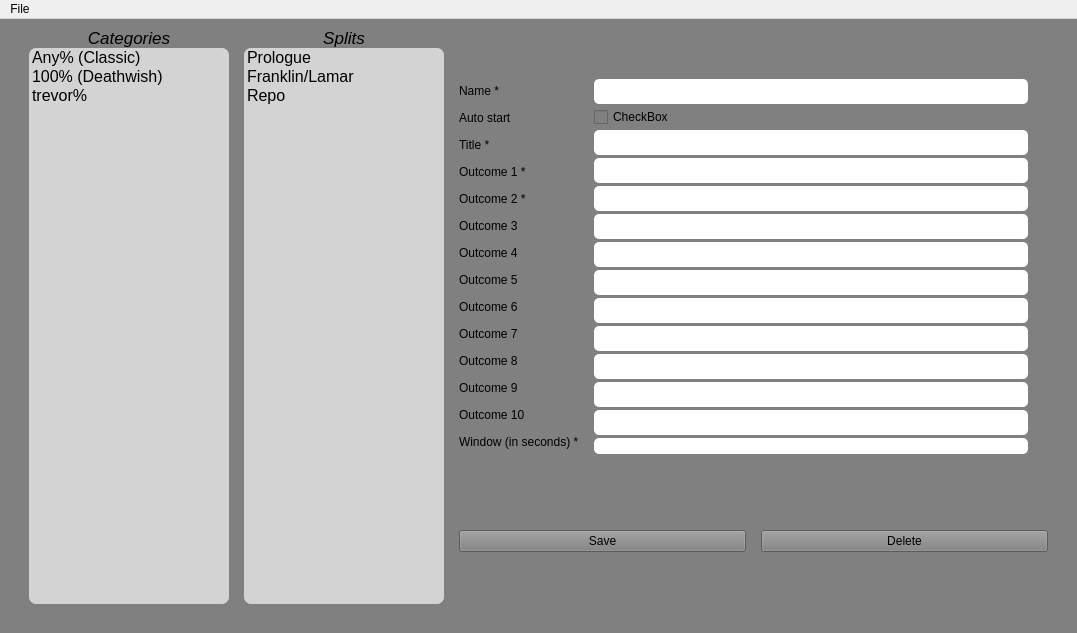
Before: the Qt Designer form ui/manager.ui in rayer456/electrobot, drawn with Qt 5.
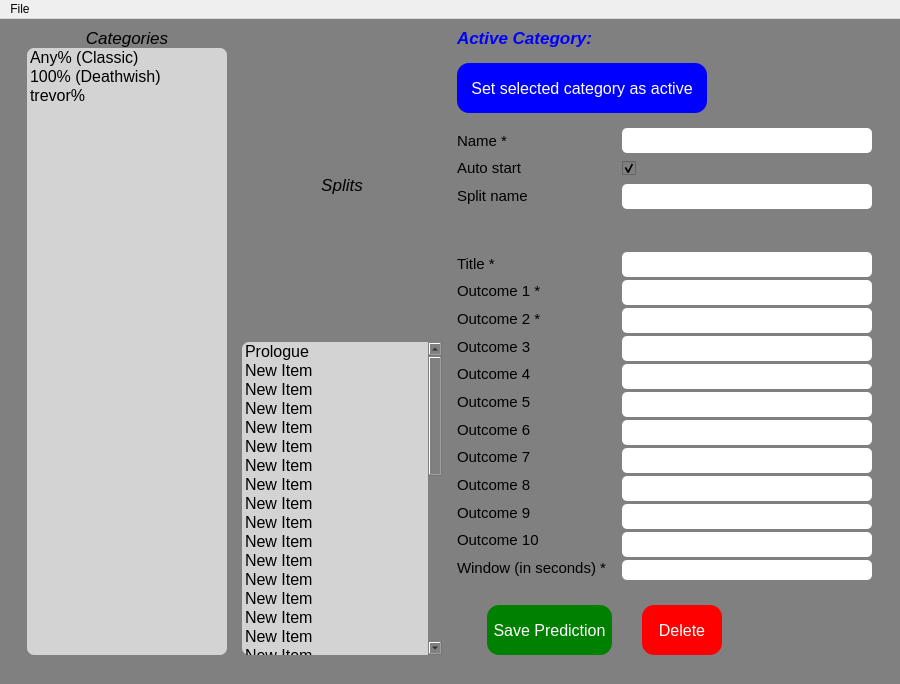
After: the same form once the commit is applied.

Commit message: added buttons and minor styling

What changed in the file:
```diff
--- a/ui/manager.ui
+++ b/ui/manager.ui
@@ -6,14 +6,44 @@
    <rect>
     <x>0</x>
     <y>0</y>
-    <width>1077</width>
-    <height>633</height>
+    <width>900</width>
+    <height>650</height>
    </rect>
   </property>
+  <property name="sizePolicy">
+   <sizepolicy hsizetype="Maximum" vsizetype="Fixed">
+    <horstretch>0</horstretch>
+    <verstretch>0</verstretch>
+   </sizepolicy>
+  </property>
+  <property name="minimumSize">
+   <size>
+    <width>700</width>
+    <height>0</height>
+   </size>
+  </property>
+  <property name="maximumSize">
+   <size>
+    <width>1100</width>
+    <height>700</height>
+   </size>
+  </property>
+  <property name="baseSize">
+   <size>
+    <width>0</width>
+    <height>0</height>
+   </size>
+  </property>
   <property name="windowTitle">
    <string>MainWindow</string>
   </property>
   <widget class="QWidget" name="centralwidget">
+   <property name="sizePolicy">
+    <sizepolicy hsizetype="Fixed" vsizetype="Fixed">
+     <horstretch>0</horstretch>
+     <verstretch>0</verstretch>
+    </sizepolicy>
+   </property>
    <property name="styleSheet">
     <string notr="true">QWidget {
 	background-color: grey;
@@ -23,22 +53,61 @@
 	background-color: white;
 	width: 100px;
 	border-radius: 5px
+}
+
+#saveButton {
+	background-color: green;
+	color: white;
+	width: 100px;
+	border-radius: 12px
+}
+
+#deleteButton {
+	background-color: red;
+	color: white;
+	width: 100px;
+	border-radius: 12px
+}
+
+#saveButton:hover {
+	color: white;
+	font-weight: bold;
+}
+
+#deleteButton:hover {
+	color: white;
+	font-weight: bold;
+}
+
+#setActiveButton {
+	background-color: blue;
+	color: white;
+	width: 100px;
+	border-radius: 12px
+}
+
+#setActiveButton:hover {
+	color: white;
+	font-weight: bold;
 }</string>
    </property>
    <layout class="QGridLayout" name="gridLayout">
+    <property name="horizontalSpacing">
+     <number>6</number>
+    </property>
     <item row="0" column="2">
-     <layout class="QHBoxLayout" name="mainLayout">
+     <layout class="QHBoxLayout" name="mainLayout" stretch="0,0,0">
       <property name="spacing">
        <number>15</number>
       </property>
       <property name="leftMargin">
-       <number>20</number>
+       <number>0</number>
       </property>
       <property name="topMargin">
        <number>0</number>
       </property>
       <property name="rightMargin">
-       <number>20</number>
+       <number>0</number>
       </property>
       <property name="bottomMargin">
        <number>20</number>
@@ -53,6 +122,12 @@
         </property>
         <item>
          <widget class="QLabel" name="categoriesLabel">
+          <property name="sizePolicy">
+           <sizepolicy hsizetype="Preferred" vsizetype="Preferred">
+            <horstretch>0</horstretch>
+            <verstretch>0</verstretch>
+           </sizepolicy>
+          </property>
           <property name="font">
            <font>
             <pointsize>13</pointsize>
@@ -83,7 +158,7 @@
         <item>
          <widget class="QListWidget" name="categoryList">
           <property name="sizePolicy">
-           <sizepolicy hsizetype="Expanding" vsizetype="Expanding">
+           <sizepolicy hsizetype="Fixed" vsizetype="Expanding">
             <horstretch>0</horstretch>
             <verstretch>0</verstretch>
            </sizepolicy>
@@ -103,8 +178,19 @@
           <property name="font">
            <font>
             <pointsize>12</pointsize>
+            <bold>false</bold>
+            <kerning>true</kerning>
            </font>
           </property>
+          <property name="cursor" stdset="0">
+           <cursorShape>ArrowCursor</cursorShape>
+          </property>
+          <property name="mouseTracking">
+           <bool>false</bool>
+          </property>
+          <property name="layoutDirection">
+           <enum>Qt::LeftToRight</enum>
+          </property>
           <property name="styleSheet">
            <string notr="true">QListWidget {
 	background-color: lightgrey;
@@ -112,9 +198,9 @@
 	border-radius: 7px;
 }
 
-QListWidget:item:selected {
-	color: rgb(66,66,66);
-	background-color: rgb(89, 197, 255);
+QListWidget::item:selected {
+	background-color: rgb(71, 29, 93);
+	color: white;
 }
 
 QListWidget:item:hover {
@@ -129,6 +215,24 @@
           <property name="sizeAdjustPolicy">
            <enum>QAbstractScrollArea::AdjustToContents</enum>
           </property>
+          <property name="editTriggers">
+           <set>QAbstractItemView::DoubleClicked|QAbstractItemView::EditKeyPressed|QAbstractItemView::SelectedClicked</set>
+          </property>
+          <property name="alternatingRowColors">
+           <bool>false</bool>
+          </property>
+          <property name="selectionMode">
+           <enum>QAbstractItemView::SingleSelection</enum>
+          </property>
+          <property name="selectionBehavior">
+           <enum>QAbstractItemView::SelectRows</enum>
+          </property>
+          <property name="viewMode">
+           <enum>QListView::ListMode</enum>
+          </property>
+          <property name="selectionRectVisible">
+           <bool>false</bool>
+          </property>
           <item>
            <property name="text">
             <string>Any% (Classic)</string>
@@ -188,7 +292,7 @@
         <item>
          <widget class="QListWidget" name="splitList">
           <property name="sizePolicy">
-           <sizepolicy hsizetype="Expanding" vsizetype="Expanding">
+           <sizepolicy hsizetype="Fixed" vsizetype="Maximum">
             <horstretch>0</horstretch>
             <verstretch>0</verstretch>
            </sizepolicy>
@@ -202,12 +306,14 @@
           <property name="maximumSize">
            <size>
             <width>200</width>
-            <height>16777215</height>
+            <height>600</height>
            </size>
           </property>
           <property name="font">
            <font>
             <pointsize>12</pointsize>
+            <bold>false</bold>
+            <kerning>true</kerning>
            </font>
           </property>
           <property name="styleSheet">
@@ -217,9 +323,9 @@
 	border-radius: 7px;
 }
 
-QListWidget:item:selected {
-	color: rgb(66,66,66);
-	background-color: rgb(89, 197, 255);
+QListWidget::item:selected {
+	color: white;
+	background-color: rgb(71, 29, 93);
 }
 
 QListWidget:item:hover {
@@ -230,6 +336,12 @@
           <property name="sizeAdjustPolicy">
            <enum>QAbstractScrollArea::AdjustToContents</enum>
           </property>
+          <property name="editTriggers">
+           <set>QAbstractItemView::DoubleClicked|QAbstractItemView::EditKeyPressed|QAbstractItemView::SelectedClicked</set>
+          </property>
+          <property name="alternatingRowColors">
+           <bool>false</bool>
+          </property>
           <property name="selectionMode">
            <enum>QAbstractItemView::SingleSelection</enum>
           </property>
@@ -241,6 +353,101 @@
             <string>Prologue</string>
            </property>
           </item>
+          <item>
+           <property name="text">
+            <string>New Item</string>
+           </property>
+          </item>
+          <item>
+           <property name="text">
+            <string>New Item</string>
+           </property>
+          </item>
+          <item>
+           <property name="text">
+            <string>New Item</string>
+           </property>
+          </item>
+          <item>
+           <property name="text">
+            <string>New Item</string>
+           </property>
+          </item>
+          <item>
+           <property name="text">
+            <string>New Item</string>
+           </property>
+          </item>
+          <item>
+           <property name="text">
+            <string>New Item</string>
+           </property>
+          </item>
+          <item>
+           <property name="text">
+            <string>New Item</string>
+           </property>
+          </item>
+          <item>
+           <property name="text">
+            <string>New Item</string>
+           </property>
+          </item>
+          <item>
+           <property name="text">
+            <string>New Item</string>
+           </property>
+          </item>
+          <item>
+           <property name="text">
+            <string>New Item</string>
+           </property>
+          </item>
+          <item>
+           <property name="text">
+            <string>New Item</string>
+           </property>
+          </item>
+          <item>
+           <property name="text">
+            <string>New Item</string>
+           </property>
+          </item>
+          <item>
+           <property name="text">
+            <string>New Item</string>
+           </property>
+          </item>
+          <item>
+           <property name="text">
+            <string>New Item</string>
+           </property>
+          </item>
+          <item>
+           <property name="text">
+            <string>New Item</string>
+           </property>
+          </item>
+          <item>
+           <property name="text">
+            <string>New Item</string>
+           </property>
+          </item>
+          <item>
+           <property name="text">
+            <string>New Item</string>
+           </property>
+          </item>
+          <item>
+           <property name="text">
+            <string>New Item</string>
+           </property>
+          </item>
+          <item>
+           <property name="text">
+            <string>New Item</string>
+           </property>
+          </item>
           <item>
            <property name="text">
             <string>Franklin/Lamar</string>
@@ -251,25 +458,164 @@
             <string>Repo</string>
            </property>
           </item>
+          <item>
+           <property name="text">
+            <string>fsadf</string>
+           </property>
+          </item>
+          <item>
+           <property name="text">
+            <string>New Item</string>
+           </property>
+          </item>
+          <item>
+           <property name="text">
+            <string>New Item</string>
+           </property>
+          </item>
+          <item>
+           <property name="text">
+            <string>New Item</string>
+           </property>
+          </item>
+          <item>
+           <property name="text">
+            <string>New Item</string>
+           </property>
+          </item>
+          <item>
+           <property name="text">
+            <string>New Item</string>
+           </property>
+          </item>
+          <item>
+           <property name="text">
+            <string>New Item</string>
+           </property>
+          </item>
+          <item>
+           <property name="text">
+            <string>New Item</string>
+           </property>
+          </item>
+          <item>
+           <property name="text">
+            <string>New Item</string>
+           </property>
+          </item>
+          <item>
+           <property name="text">
+            <string>New Item</string>
+           </property>
+          </item>
+          <item>
+           <property name="text">
+            <string>New Item</string>
+           </property>
+          </item>
+          <item>
+           <property name="text">
+            <string>New Item</string>
+           </property>
+          </item>
+          <item>
+           <property name="text">
+            <string>New Item</string>
+           </property>
+          </item>
+          <item>
+           <property name="text">
+            <string>New Item</string>
+           </property>
+          </item>
+          <item>
+           <property name="text">
+            <string>New Item</string>
+           </property>
+          </item>
+          <item>
+           <property name="text">
+            <string>New Item</string>
+           </property>
+          </item>
          </widget>
         </item>
        </layout>
       </item>
       <item>
        <layout class="QVBoxLayout" name="formWrapperLayout">
+        <property name="topMargin">
+         <number>0</number>
+        </property>
         <property name="rightMargin">
          <number>0</number>
         </property>
         <property name="bottomMargin">
          <number>0</number>
         </property>
+        <item>
+         <widget class="QLabel" name="activeCategory">
+          <property name="font">
+           <font>
+            <pointsize>13</pointsize>
+            <italic>true</italic>
+            <bold>true</bold>
+            <underline>false</underline>
+           </font>
+          </property>
+          <property name="styleSheet">
+           <string notr="true">QLabel {
+	color: blue;
+}</string>
+          </property>
+          <property name="text">
+           <string>Active Category: &lt;Category Name&gt;</string>
+          </property>
+          <property name="wordWrap">
+           <bool>true</bool>
+          </property>
+         </widget>
+        </item>
+        <item>
+         <widget class="QPushButton" name="setActiveButton">
+          <property name="sizePolicy">
+           <sizepolicy hsizetype="Fixed" vsizetype="Fixed">
+            <horstretch>0</horstretch>
+            <verstretch>0</verstretch>
+           </sizepolicy>
+          </property>
+          <property name="minimumSize">
+           <size>
+            <width>250</width>
+            <height>50</height>
+           </size>
+          </property>
+          <property name="maximumSize">
+           <size>
+            <width>250</width>
+            <height>50</height>
+           </size>
+          </property>
+          <property name="font">
+           <font>
+            <pointsize>12</pointsize>
+           </font>
+          </property>
+          <property name="cursor">
+           <cursorShape>PointingHandCursor</cursorShape>
+          </property>
+          <property name="text">
+           <string>Set selected category as active</string>
+          </property>
+         </widget>
+        </item>
         <item>
          <layout class="QHBoxLayout" name="formLayout">
           <property name="leftMargin">
            <number>0</number>
           </property>
           <property name="rightMargin">
-           <number>20</number>
+           <number>0</number>
           </property>
           <property name="bottomMargin">
            <number>10</number>
@@ -287,6 +633,9 @@
             </property>
             <item>
              <widget class="QLabel" name="label_2">
+              <property name="enabled">
+               <bool>true</bool>
+              </property>
               <property name="sizePolicy">
                <sizepolicy hsizetype="Expanding" vsizetype="Preferred">
                 <horstretch>0</horstretch>
@@ -299,6 +648,14 @@
                 <height>16777215</height>
                </size>
               </property>
+              <property name="font">
+               <font>
+                <pointsize>11</pointsize>
+               </font>
+              </property>
+              <property name="toolTip">
+               <string>&lt;html&gt;&lt;head/&gt;&lt;body&gt;&lt;p&gt;This is the name used to start a prediction via Twitch chat.&lt;/p&gt;&lt;p&gt;This name must be unique across all predictions of a certain category.&lt;/p&gt;&lt;/body&gt;&lt;/html&gt;</string>
+              </property>
               <property name="text">
                <string>Name *</string>
               </property>
@@ -306,6 +663,9 @@
             </item>
             <item>
              <widget class="QLabel" name="label">
+              <property name="enabled">
+               <bool>true</bool>
+              </property>
               <property name="sizePolicy">
                <sizepolicy hsizetype="Expanding" vsizetype="Preferred">
                 <horstretch>0</horstretch>
@@ -318,13 +678,55 @@
                 <height>16777215</height>
                </size>
               </property>
+              <property name="font">
+               <font>
+                <pointsize>11</pointsize>
+               </font>
+              </property>
               <property name="text">
                <string>Auto start</string>
               </property>
              </widget>
             </item>
+            <item>
+             <widget class="QLabel" name="label_7">
+              <property name="maximumSize">
+               <size>
+                <width>100</width>
+                <height>16777215</height>
+               </size>
+              </property>
+              <property name="font">
+               <font>
+                <pointsize>11</pointsize>
+               </font>
+              </property>
+              <property name="text">
+               <string>Split name</string>
+              </property>
+             </widget>
+            </item>
+            <item>
+             <spacer name="verticalSpacer_2">
+              <property name="orientation">
+               <enum>Qt::Vertical</enum>
+              </property>
+              <property name="sizeType">
+               <enum>QSizePolicy::Maximum</enum>
+              </property>
+              <property name="sizeHint" stdset="0">
+               <size>
+                <width>20</width>
+                <height>40</height>
+               </size>
+              </property>
+             </spacer>
+            </item>
             <item>
              <widget class="QLabel" name="label_6">
+              <property name="enabled">
+               <bool>true</bool>
+              </property>
               <property name="sizePolicy">
                <sizepolicy hsizetype="Expanding" vsizetype="Preferred">
                 <horstretch>0</horstretch>
@@ -337,6 +739,11 @@
                 <height>16777215</height>
                </size>
               </property>
+              <property name="font">
+               <font>
+                <pointsize>11</pointsize>
+               </font>
+              </property>
               <property name="text">
                <string>Title *</string>
               </property>
@@ -344,6 +751,9 @@
             </item>
             <item>
              <widget class="QLabel" name="label_12">
+              <property name="enabled">
+               <bool>true</bool>
+              </property>
               <property name="sizePolicy">
                <sizepolicy hsizetype="Expanding" vsizetype="Preferred">
                 <horstretch>0</horstretch>
@@ -356,6 +766,11 @@
                 <height>16777215</height>
                </size>
               </property>
+              <property name="font">
+               <font>
+                <pointsize>11</pointsize>
+               </font>
+              </property>
               <property name="text">
                <string>Outcome 1 *</string>
               </property>
@@ -363,6 +778,9 @@
             </item>
             <item>
              <widget class="QLabel" name="label_11">
+              <property name="enabled">
+               <bool>true</bool>
+              </property>
               <property name="sizePolicy">
                <sizepolicy hsizetype="Expanding" vsizetype="Preferred">
                 <horstretch>0</horstretch>
@@ -375,6 +793,11 @@
                 <height>16777215</height>
                </size>
               </property>
+              <property name="font">
+               <font>
+                <pointsize>11</pointsize>
+               </font>
+              </property>
               <property name="text">
                <string>Outcome 2 *</string>
               </property>
@@ -382,6 +805,9 @@
             </item>
             <item>
              <widget class="QLabel" name="label_10">
+              <property name="enabled">
+               <bool>true</bool>
+              </property>
               <property name="sizePolicy">
                <sizepolicy hsizetype="Expanding" vsizetype="Preferred">
                 <horstretch>0</horstretch>
@@ -394,6 +820,11 @@
                 <height>16777215</height>
                </size>
               </property>
+              <property name="font">
+               <font>
+                <pointsize>11</pointsize>
+               </font>
+              </property>
               <property name="text">
                <string>Outcome 3</string>
               </property>
@@ -401,6 +832,9 @@
             </item>
             <item>
              <widget class="QLabel" name="label_9">
+              <property name="enabled">
+               <bool>true</bool>
+              </property>
               <property name="sizePolicy">
                <sizepolicy hsizetype="Expanding" vsizetype="Preferred">
                 <horstretch>0</horstretch>
@@ -413,6 +847,11 @@
                 <height>16777215</height>
                </size>
               </property>
+              <property name="font">
+               <font>
+                <pointsize>11</pointsize>
+               </font>
+              </property>
               <property name="text">
                <string>Outcome 4</string>
               </property>
@@ -420,6 +859,9 @@
             </item>
             <item>
              <widget class="QLabel" name="label_8">
+              <property name="enabled">
+               <bool>true</bool>
+              </property>
               <property name="sizePolicy">
                <sizepolicy hsizetype="Expanding" vsizetype="Preferred">
                 <horstretch>0</horstretch>
@@ -432,6 +874,11 @@
                 <height>16777215</height>
                </size>
               </property>
+              <property name="font">
+               <font>
+                <pointsize>11</pointsize>
+               </font>
+              </property>
               <property name="text">
                <string>Outcome 5</string>
               </property>
@@ -439,6 +886,9 @@
             </item>
             <item>
              <widget class="QLabel" name="label_4">
+              <property name="enabled">
+               <bool>true</bool>
+              </property>
               <property name="sizePolicy">
                <sizepolicy hsizetype="Expanding" vsizetype="Preferred">
                 <horstretch>0</horstretch>
@@ -451,6 +901,11 @@
                 <height>16777215</height>
                </size>
               </property>
+              <property name="font">
+               <font>
+                <pointsize>11</pointsize>
+               </font>
+              </property>
               <property name="text">
                <string>Outcome 6</string>
               </property>
@@ -458,6 +913,9 @@
             </item>
             <item>
              <widget class="QLabel" name="label_5">
+              <property name="enabled">
+               <bool>true</bool>
+              </property>
               <property name="sizePolicy">
                <sizepolicy hsizetype="Expanding" vsizetype="Preferred">
                 <horstretch>0</horstretch>
@@ -470,6 +928,11 @@
                 <height>16777215</height>
                </size>
               </property>
+              <property name="font">
+               <font>
+                <pointsize>11</pointsize>
+               </font>
+              </property>
               <property name="text">
                <string>Outcome 7</string>
               </property>
@@ -477,6 +940,9 @@
             </item>
             <item>
              <widget class="QLabel" name="label_3">
+              <property name="enabled">
+               <bool>true</bool>
+              </property>
               <property name="sizePolicy">
                <sizepolicy hsizetype="Expanding" vsizetype="Preferred">
                 <horstretch>0</horstretch>
@@ -489,6 +955,11 @@
                 <height>16777215</height>
                </size>
               </property>
+              <property name="font">
+               <font>
+                <pointsize>11</pointsize>
+               </font>
+              </property>
               <property name="text">
                <string>Outcome 8</string>
               </property>
@@ -496,6 +967,9 @@
             </item>
             <item>
              <widget class="QLabel" name="label_14">
+              <property name="enabled">
+               <bool>true</bool>
+              </property>
               <property name="sizePolicy">
                <sizepolicy hsizetype="Expanding" vsizetype="Preferred">
                 <horstretch>0</horstretch>
@@ -508,6 +982,11 @@
                 <height>16777215</height>
                </size>
               </property>
+              <property name="font">
+               <font>
+                <pointsize>11</pointsize>
+               </font>
+              </property>
               <property name="text">
                <string>Outcome 9</string>
               </property>
@@ -515,6 +994,9 @@
             </item>
             <item>
              <widget class="QLabel" name="label_13">
+              <property name="enabled">
+               <bool>true</bool>
+              </property>
               <property name="sizePolicy">
                <sizepolicy hsizetype="Expanding" vsizetype="Preferred">
                 <horstretch>0</horstretch>
@@ -527,6 +1009,11 @@
                 <height>16777215</height>
                </size>
               </property>
+              <property name="font">
+               <font>
+                <pointsize>11</pointsize>
+               </font>
+              </property>
               <property name="text">
                <string>Outcome 10</string>
               </property>
@@ -534,6 +1021,14 @@
             </item>
             <item>
              <widget class="QLabel" name="label_15">
+              <property name="enabled">
+               <bool>true</bool>
+              </property>
+              <property name="font">
+               <font>
+                <pointsize>11</pointsize>
+               </font>
+              </property>
               <property name="text">
                <string>Window (in seconds) *</string>
               </property>
@@ -559,20 +1054,57 @@
               </property>
               <property name="maximumSize">
                <size>
-                <width>1600000</width>
+                <width>250</width>
                 <height>25</height>
                </size>
               </property>
+              <property name="font">
+               <font>
+                <pointsize>11</pointsize>
+               </font>
+              </property>
               <property name="styleSheet">
                <string notr="true"/>
               </property>
              </widget>
             </item>
             <item>
-             <widget class="QCheckBox" name="checkBox">
+             <widget class="QCheckBox" name="autoStart">
+              <property name="minimumSize">
+               <size>
+                <width>40</width>
+                <height>25</height>
+               </size>
+              </property>
+              <property name="maximumSize">
+               <size>
+                <width>250</width>
+                <height>25</height>
+               </size>
+              </property>
+              <property name="sizeIncrement">
+               <size>
+                <width>0</width>
+                <height>0</height>
+               </size>
+              </property>
+              <property name="font">
+               <font>
+                <pointsize>9</pointsize>
+               </font>
+              </property>
               <property name="text">
-               <string>CheckBox</string>
+               <string/>
               </property>
+              <property name="iconSize">
+               <size>
+                <width>0</width>
+                <height>0</height>
+               </size>
+              </property>
+              <property name="checked">
+               <bool>true</bool>
+              </property>
              </widget>
             </item>
             <item>
@@ -585,9 +1117,51 @@
               </property>
               <property name="maximumSize">
                <size>
-                <width>1600000</width>
+                <width>250</width>
                 <height>25</height>
                </size>
+              </property>
+              <property name="font">
+               <font>
+                <pointsize>11</pointsize>
+               </font>
+              </property>
+             </widget>
+            </item>
+            <item>
+             <spacer name="verticalSpacer">
+              <property name="orientation">
+               <enum>Qt::Vertical</enum>
+              </property>
+              <property name="sizeType">
+               <enum>QSizePolicy::Maximum</enum>
+              </property>
+              <property name="sizeHint" stdset="0">
+               <size>
+                <width>20</width>
+                <height>40</height>
+               </size>
+              </property>
+             </spacer>
+            </item>
+            <item>
+             <widget class="QLineEdit" name="titleLine">
+              <property name="minimumSize">
+               <size>
+                <width>200</width>
+                <height>25</height>
+               </size>
+              </property>
+              <property name="maximumSize">
+               <size>
+                <width>250</width>
+                <height>25</height>
+               </size>
+              </property>
+              <property name="font">
+               <font>
+                <pointsize>11</pointsize>
+               </font>
               </property>
              </widget>
             </item>
@@ -601,10 +1175,15 @@
               </property>
               <property name="maximumSize">
                <size>
-                <width>1600000</width>
+                <width>250</width>
                 <height>25</height>
                </size>
               </property>
+              <property name="font">
+               <font>
+                <pointsize>11</pointsize>
+               </font>
+              </property>
              </widget>
             </item>
             <item>
@@ -617,10 +1196,15 @@
               </property>
               <property name="maximumSize">
                <size>
-                <width>1600000</width>
+                <width>250</width>
                 <height>25</height>
                </size>
               </property>
+              <property name="font">
+               <font>
+                <pointsize>11</pointsize>
+               </font>
+              </property>
               <property name="styleSheet">
                <string notr="true"/>
               </property>
@@ -636,10 +1220,15 @@
               </property>
               <property name="maximumSize">
                <size>
-                <width>1600000</width>
+                <width>250</width>
                 <height>25</height>
                </size>
               </property>
+              <property name="font">
+               <font>
+                <pointsize>11</pointsize>
+               </font>
+              </property>
              </widget>
             </item>
             <item>
@@ -652,10 +1241,15 @@
               </property>
               <property name="maximumSize">
                <size>
-                <width>1600000</width>
+                <width>250</width>
                 <height>25</height>
                </size>
               </property>
+              <property name="font">
+               <font>
+                <pointsize>11</pointsize>
+               </font>
+              </property>
              </widget>
             </item>
             <item>
@@ -668,14 +1262,25 @@
               </property>
               <property name="maximumSize">
                <size>
-                <width>1600000</width>
+                <width>250</width>
                 <height>25</height>
                </size>
               </property>
+              <property name="font">
+               <font>
+                <pointsize>11</pointsize>
+               </font>
+              </property>
              </widget>
             </item>
             <item>
              <widget class="QLineEdit" name="lineEdit_5">
+              <property name="sizePolicy">
+               <sizepolicy hsizetype="Expanding" vsizetype="Expanding">
+                <horstretch>0</horstretch>
+                <verstretch>0</verstretch>
+               </sizepolicy>
+              </property>
               <property name="minimumSize">
                <size>
                 <width>200</width>
@@ -684,10 +1289,15 @@
               </property>
               <property name="maximumSize">
                <size>
-                <width>1600000</width>
+                <width>250</width>
                 <height>25</height>
                </size>
               </property>
+              <property name="font">
+               <font>
+                <pointsize>11</pointsize>
+               </font>
+              </property>
              </widget>
             </item>
             <item>
@@ -700,10 +1310,15 @@
               </property>
               <property name="maximumSize">
                <size>
-                <width>1600000</width>
+                <width>250</width>
                 <height>25</height>
                </size>
               </property>
+              <property name="font">
+               <font>
+                <pointsize>11</pointsize>
+               </font>
+              </property>
              </widget>
             </item>
             <item>
@@ -716,10 +1331,15 @@
               </property>
               <property name="maximumSize">
                <size>
-                <width>1600000</width>
+                <width>250</width>
                 <height>25</height>
                </size>
               </property>
+              <property name="font">
+               <font>
+                <pointsize>11</pointsize>
+               </font>
+              </property>
              </widget>
             </item>
             <item>
@@ -732,10 +1352,15 @@
               </property>
               <property name="maximumSize">
                <size>
-                <width>1600000</width>
+                <width>250</width>
                 <height>25</height>
                </size>
               </property>
+              <property name="font">
+               <font>
+                <pointsize>11</pointsize>
+               </font>
+              </property>
              </widget>
             </item>
             <item>
@@ -748,30 +1373,108 @@
               </property>
               <property name="maximumSize">
                <size>
-                <width>1600000</width>
+                <width>250</width>
                 <height>25</height>
                </size>
               </property>
+              <property name="font">
+               <font>
+                <pointsize>11</pointsize>
+               </font>
+              </property>
              </widget>
             </item>
             <item>
-             <widget class="QLineEdit" name="lineEdit_15"/>
+             <widget class="QLineEdit" name="lineEdit_15">
+              <property name="maximumSize">
+               <size>
+                <width>250</width>
+                <height>25</height>
+               </size>
+              </property>
+              <property name="font">
+               <font>
+                <pointsize>11</pointsize>
+               </font>
+              </property>
+             </widget>
             </item>
            </layout>
           </item>
          </layout>
         </item>
         <item>
-         <layout class="QHBoxLayout" name="buttonLayout">
+         <layout class="QHBoxLayout" name="buttonLayout" stretch="0,0">
+          <property name="spacing">
+           <number>0</number>
+          </property>
+          <property name="sizeConstraint">
+           <enum>QLayout::SetDefaultConstraint</enum>
+          </property>
+          <property name="rightMargin">
+           <number>120</number>
+          </property>
           <item>
-           <widget class="QPushButton" name="pushButton_2">
+           <widget class="QPushButton" name="saveButton">
+            <property name="sizePolicy">
+             <sizepolicy hsizetype="Fixed" vsizetype="Fixed">
+              <horstretch>0</horstretch>
+              <verstretch>0</verstretch>
+             </sizepolicy>
+            </property>
+            <property name="minimumSize">
+             <size>
+              <width>80</width>
+              <height>0</height>
+             </size>
+            </property>
+            <property name="maximumSize">
+             <size>
+              <width>125</width>
+              <height>50</height>
+             </size>
+            </property>
+            <property name="font">
+             <font>
+              <pointsize>12</pointsize>
+             </font>
+            </property>
+            <property name="cursor">
+             <cursorShape>PointingHandCursor</cursorShape>
+            </property>
             <property name="text">
-             <string>Save</string>
+             <string>Save Prediction</string>
             </property>
            </widget>
           </item>
           <item>
-           <widget class="QPushButton" name="pushButton">
+           <widget class="QPushButton" name="deleteButton">
+            <property name="sizePolicy">
+             <sizepolicy hsizetype="Fixed" vsizetype="Fixed">
+              <horstretch>0</horstretch>
+              <verstretch>0</verstretch>
+             </sizepolicy>
+            </property>
+            <property name="minimumSize">
+             <size>
+              <width>80</width>
+              <height>50</height>
+             </size>
+            </property>
+            <property name="maximumSize">
+             <size>
+              <width>80</width>
+              <height>50</height>
+             </size>
+            </property>
+            <property name="font">
+             <font>
+              <pointsize>12</pointsize>
+             </font>
+            </property>
+            <property name="cursor">
+             <cursorShape>PointingHandCursor</cursorShape>
+            </property>
             <property name="text">
              <string>Delete</string>
             </property>
@@ -790,7 +1493,7 @@
     <rect>
      <x>0</x>
      <y>0</y>
-     <width>1077</width>
+     <width>900</width>
      <height>22</height>
     </rect>
    </property>
```
Left out of the diff: 24 changed lines with no effect on the pictures.
